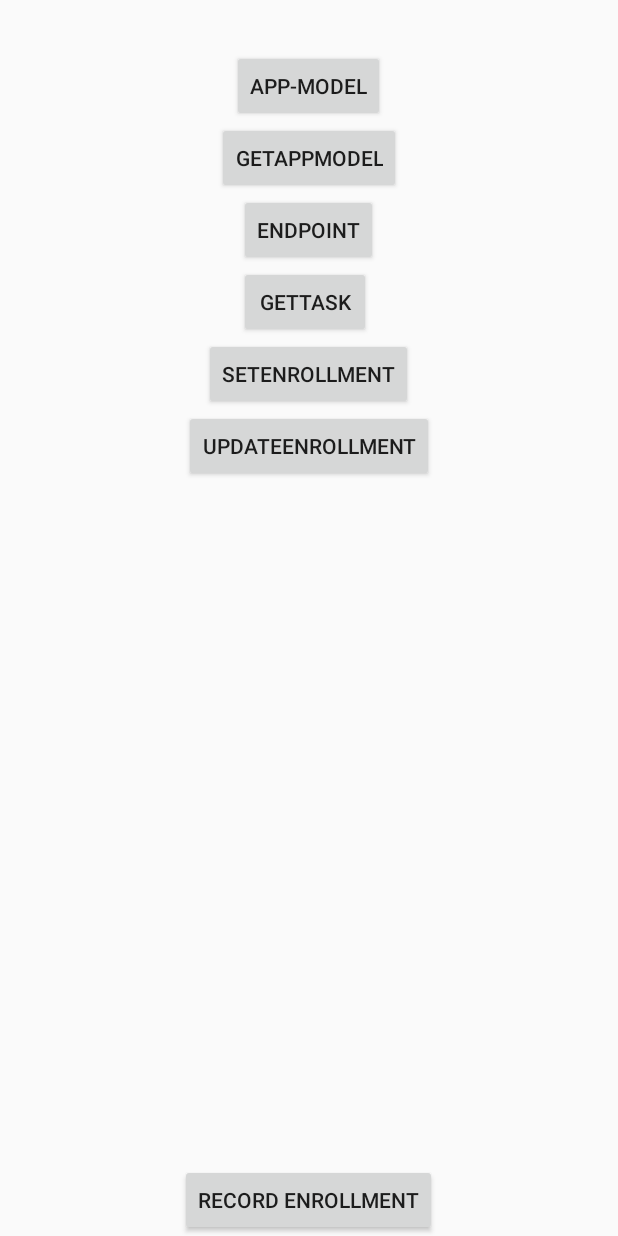
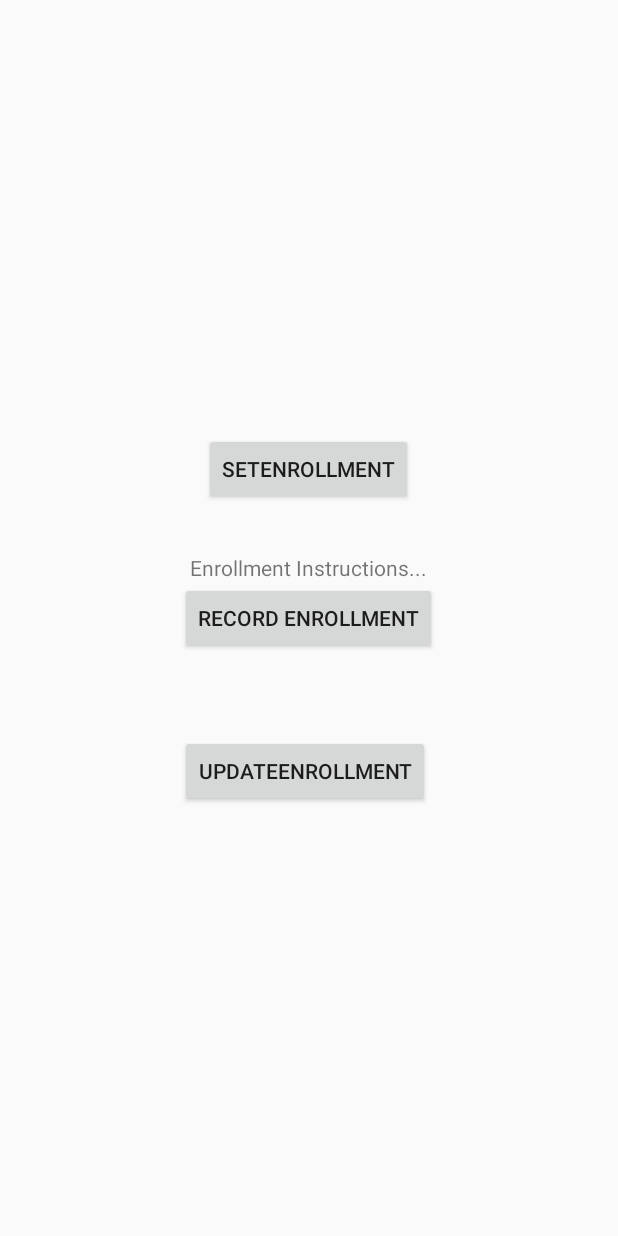
Before and after one commit to Erulosa/Dropbox-android-sample, an Android app: the layout knurld_setup.xml on its own in the app's theme, with its tools: preview values and no code run, on a phone screen of 412 x 824 dp. Run offline under Robolectric (Android 15) with nearby library versions, the phone set to English and light mode, and no system bars.

Commit message:
finish hooking up verify and enroll
testing creating an enrollment
testing doing a verification, and navigating different levels of dropbox
still need to separate dropbox calls into its own dropbox service thread as with knurldService

```diff
--- a/app/src/main/java/com/knurld/dropboxdemo/RecordWAVService.java
+++ b/app/src/main/java/com/knurld/dropboxdemo/RecordWAVService.java
@@ -77,7 +77,7 @@ public class RecordWAVService {
                 new Runnable() {
                     public void run() {
                         stopRecording();
-                        ((DropboxActivity) context).toggleLockOn(lock, "Verifying…", true, verification[1]);
+                        ((DropboxActivity) context).toggleLockOn(lock, "Verifying…", true, verification[1], verification[2]);
                     }
                 }, 7000);
     }
@@ -100,7 +100,7 @@ public class RecordWAVService {
                 new Runnable() {
                     public void run() {
                         stopRecording();
-                        ((DropboxActivity) context).toggleLockOn(unlock, "Verifying…", false, verification[1]);
+                        ((DropboxActivity) context).toggleLockOn(unlock, "Verifying…", false, verification[1], verification[2]);
                     }
                 }, 7000);
     }
--- a/app/src/main/java/com/knurld/dropboxdemo/model/AppModel.java
+++ b/app/src/main/java/com/knurld/dropboxdemo/model/AppModel.java
@@ -33,6 +33,10 @@ public class AppModel extends KnurldModelService {
         return verificationLength;
     }
 
+    public int getEnrollmentRepeats() {
+        return enrollmentRepeats;
+    }
+
     public void setVocabulary(JSONArray vocabulary) {
         this.vocabulary = vocabulary;
     }
@@ -58,6 +62,7 @@ public class AppModel extends KnurldModelService {
                 JSONObject item = (JSONObject) items.get(items.length()-1);
                 String h = item.has("href") ? item.getString("href") : null;
                 JSONArray vocab = item.has("vocabulary") ? item.getJSONArray("vocabulary") : null;
+                enrollmentRepeats = item.has("enrollmentRepeats") ? item.getInt("enrollmentRepeats") : null;
                 verificationLength = item.has("verificationLength") ? item.getInt("verificationLength") : null;
                 if (h != null) {
                     setHref(h);
@@ -67,6 +72,7 @@ public class AppModel extends KnurldModelService {
                 }
             } else {
                 String h = jsonParam.has("href") ? jsonParam.getString("href") : null;
+                enrollmentRepeats = jsonParam.has("enrollmentRepeats") ? jsonParam.getInt("enrollmentRepeats") : null;
                 verificationLength = jsonParam.has("verificationLength") ? jsonParam.getInt("verificationLength") : null;
                 JSONArray vocab = jsonParam.has("vocabulary") ? jsonParam.getJSONArray("vocabulary") : null;
                 if (h != null) {
--- a/app/src/main/java/com/knurld/dropboxdemo/service/KnurldAnalysisService.java
+++ b/app/src/main/java/com/knurld/dropboxdemo/service/KnurldAnalysisService.java
@@ -39,7 +39,7 @@ public class KnurldAnalysisService {
         InputStream in = null;
         String result = "";
 
-        String urlString = "https://api.knurld.io/v1/endpointAnalysis" + urlParam;
+        String urlString = "https://api.knurld.io/v1/endpointAnalysis/" + urlParam;
 
 
         try {
--- a/app/src/main/res/layout/knurld_setup.xml
+++ b/app/src/main/res/layout/knurld_setup.xml
@@ -6,66 +6,40 @@
     <Button
         android:layout_width="wrap_content"
         android:layout_height="wrap_content"
-        android:text="App-Model"
-        android:id="@+id/createAppModel"
-        android:layout_marginTop="33dp"
-        android:onClick="setKnurldAppModel"
-        android:layout_alignParentTop="true"
-        android:layout_centerHorizontal="true" />
-
-    <Button
-        android:layout_width="wrap_content"
-        android:layout_height="wrap_content"
-        android:text="Endpoint"
-        android:id="@+id/endpoint"
-        android:onClick="setKnurldEndpointAnalysis"
-        android:layout_below="@+id/getAppModel"
-        android:layout_centerHorizontal="true" />
-
-    <Button
-        android:layout_width="wrap_content"
-        android:layout_height="wrap_content"
-        android:text="getTask"
-        android:id="@+id/getTask"
-        android:onClick="getKnurldEndpointAnalysis"
-        android:layout_below="@+id/endpoint"
-        android:layout_alignLeft="@+id/endpoint"
-        android:layout_alignStart="@+id/endpoint" />
-
-    <Button
-        android:layout_width="wrap_content"
-        android:layout_height="wrap_content"
-        android:text="getAppModel"
-        android:id="@+id/getAppModel"
-        android:layout_below="@+id/createAppModel"
-        android:layout_centerHorizontal="true"
-        android:onClick="getKnurldAppModel" />
-
-    <Button
-        android:layout_width="wrap_content"
-        android:layout_height="wrap_content"
         android:text="setEnrollment"
         android:id="@+id/setEnrollment"
-        android:layout_below="@+id/getTask"
-        android:layout_centerHorizontal="true"
-        android:onClick="setKnurldEnrollment" />
+        android:onClick="setKnurldEnrollment"
+        android:layout_marginBottom="51dp"
+        android:layout_above="@+id/recordEnrollment"
+        android:layout_centerHorizontal="true" />
 
     <Button
         android:layout_width="wrap_content"
         android:layout_height="wrap_content"
         android:text="updateEnrollment"
         android:id="@+id/updateEnrollment"
-        android:layout_below="@+id/setEnrollment"
-        android:layout_centerHorizontal="true"
         android:onClick="updateKnurldEnrollment"
-        android:nestedScrollingEnabled="false" />
+        android:nestedScrollingEnabled="false"
+        android:layout_marginTop="54dp"
+        android:layout_below="@+id/recordEnrollment"
+        android:layout_alignLeft="@+id/recordEnrollment"
+        android:layout_alignStart="@+id/recordEnrollment" />
 
     <Button
         android:layout_width="wrap_content"
         android:layout_height="wrap_content"
         android:text="Record Enrollment"
         android:id="@+id/recordEnrollment"
-        android:layout_alignParentBottom="true"
+        android:onClick="recordEnrollment"
+        android:layout_centerVertical="true"
+        android:layout_centerHorizontal="true" />
+
+    <TextView
+        android:layout_width="wrap_content"
+        android:layout_height="wrap_content"
+        android:id="@+id/enrollmentInstructions"
+        android:layout_above="@+id/recordEnrollment"
         android:layout_centerHorizontal="true"
-        android:onClick="recordEnrollment" />
+        android:text="Enrollment Instructions..." />
+
 </RelativeLayout>
```
Also changed, not shown: app/src/main/java/com/knurld/dropboxdemo/DropboxActivity.java (+11 -28 lines), app/src/main/java/com/knurld/dropboxdemo/KnurldActivity.java (+133 -77 lines), app/src/main/java/com/knurld/dropboxdemo/RecordWAVActivity.java (+13 -0 lines), app/src/main/java/com/knurld/dropboxdemo/model/VerificationModel.java (+8 -5 lines), app/src/main/java/com/knurld/dropboxdemo/service/KnurldService.java (+101 -86 lines), app/src/main/res/layout/record_wav_view.xml (+19 -0 lines).
